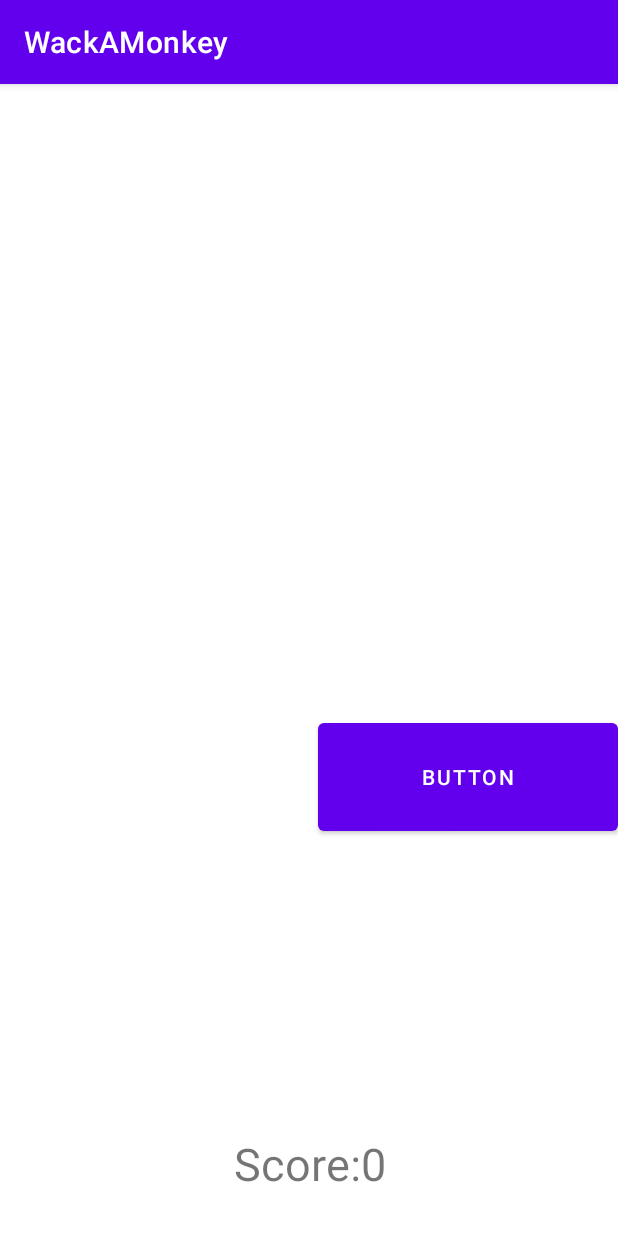
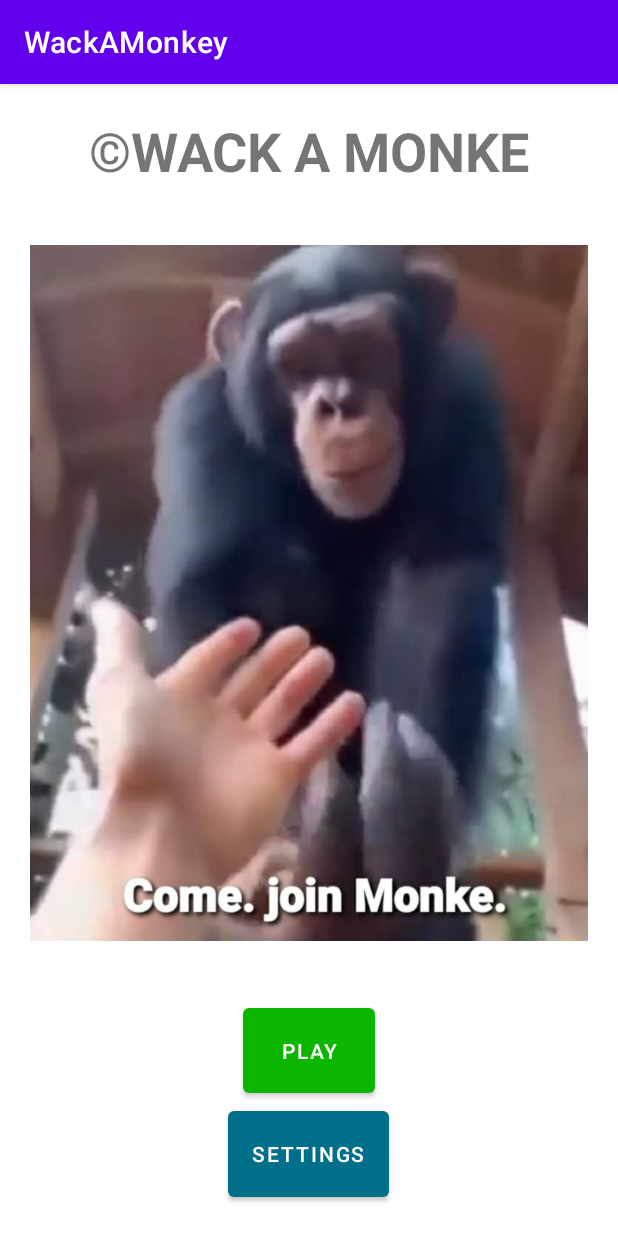
Before and after one commit to trevorchildsschool/Java-Projects, an Android app: the screen it shows after launch (Game before the commit, WMTitleScreen after it), on a phone screen of 412 x 824 dp. Run offline under Robolectric (Android 15) with nearby library versions, the phone set to English and light mode, and no system bars.

Commit message:
fewaf ews

```diff
--- /dev/null
+++ b/WackAMonkey/app/src/main/java/com/example/wackamonkey/WMTitleScreen.java
@@ -0,0 +1,32 @@
+package com.example.wackamonkey;
+
+import androidx.appcompat.app.AppCompatActivity;
+
+import android.content.Intent;
+import android.os.Bundle;
+import android.view.View;
+
+public class WMTitleScreen extends AppCompatActivity implements View.OnClickListener{
+    Intent play;
+    Intent settings;
+    @Override
+    protected void onCreate(Bundle savedInstanceState) {
+        super.onCreate(savedInstanceState);
+        setContentView(R.layout.activity_w_m_title_screen);
+        play = new Intent(this, Game.class);
+        settings = new Intent(this,Settings.class);
+
+    }
+
+    @Override
+    public void onClick(View v) {
+        if (v.getId()==R.id.playButtonTitle){
+            startActivity(play);
+            finish();
+        }
+        else if(v.getId()==R.id.settings){
+            startActivity(settings);
+            finish();
+        }
+    }
+}
--- /dev/null
+++ b/WackAMonkey/app/src/main/res/layout/activity_w_m_title_screen.xml
@@ -0,0 +1,46 @@
+<?xml version="1.0" encoding="utf-8"?>
+
+<LinearLayout xmlns:android="http://schemas.android.com/apk/res/android"
+    xmlns:app="http://schemas.android.com/apk/res-auto"
+    xmlns:tools="http://schemas.android.com/tools"
+    android:layout_width="match_parent"
+    android:layout_height="match_parent"
+    android:orientation="vertical"
+    tools:context=".WMTitleScreen"
+    android:padding="20dp"
+    >
+
+    <TextView
+        android:id="@+id/textView2"
+        android:layout_width="match_parent"
+        android:layout_height="wrap_content"
+        android:text="©WACK A MONKE"
+        android:textAlignment="center"
+        android:textSize="36sp"
+        android:textStyle="bold" />
+
+    <ImageView
+        android:id="@+id/imageView"
+        android:layout_width="match_parent"
+        android:layout_height="489dp"
+        android:layout_weight=".5"
+        app:srcCompat="@drawable/monketitle2" />
+
+    <Button
+        android:id="@+id/playButtonTitle"
+        android:layout_width="wrap_content"
+        android:layout_height="wrap_content"
+        android:layout_gravity="center"
+        android:text="PLAY"
+        app:backgroundTint="#0CB600"
+        android:layout_weight=".2"/>
+
+    <Button
+        android:id="@+id/settings"
+        android:layout_width="wrap_content"
+        android:layout_height="wrap_content"
+        android:layout_gravity="center"
+        android:text="SETTINGS"
+        android:layout_weight=".2"
+        app:backgroundTint="#006F8A" />
+</LinearLayout>
```
Also changed, not shown: OrderForm/app/src/main/java/com/example/orderform/MainActivity.java (+22 -1 lines), OrderForm/app/src/main/res/layout/activity_main.xml (+11 -11 lines), OrderForm/app/src/main/res/values/strings.xml (+8 -4 lines), WackAMonkey/app/src/main/AndroidManifest.xml (+7 -5 lines), WackAMonkey/app/src/main/java/com/example/wackamonkey/GameOver.java (+18 -2 lines), WackAMonkey/app/src/main/java/com/example/wackamonkey/HighScores.java (+20 -1 lines), WackAMonkey/app/src/main/java/com/example/wackamonkey/Settings.java (added, +14 -0 lines), WackAMonkey/app/src/main/res/layout/activity_game_over.xml (+11 -3 lines), WackAMonkey/app/src/main/res/layout/activity_high_scores.xml (+22 -2 lines), WackAMonkey/app/src/main/res/layout/settings.xml (added, +23 -0 lines), OrderForm/app/src/main/res/drawable-v24/donuts.jpg (added), OrderForm/app/src/main/res/drawable-v24/dunkinad.jpg (added), OrderForm/app/src/main/res/drawable-v24/dunkinlogo.png (added), OrderForm/app/src/main/res/drawable-v24/dunkinlogolarge.png (added), 2 more files.
